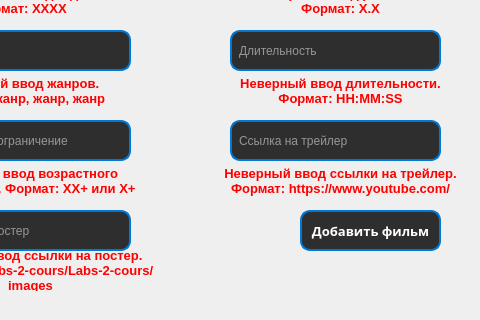
Above: source/interface/AdminWindow.ui from ValldemarXorin/Labs-2-cours before the change; both pictures show x 120 to 600 and y 259 to 579 of the 600 by 579 pixel window. Below: the same form after it.
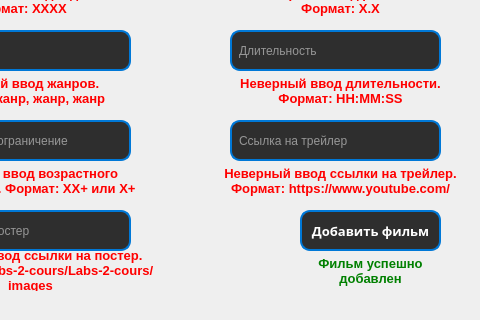
That is the form after the change.

```diff
--- a/source/interface/AdminWindow.ui
+++ b/source/interface/AdminWindow.ui
@@ -722,6 +722,33 @@
       <bool>true</bool>
      </property>
     </widget>
+    <widget class="QLabel" name="SuccessfulAddAddPage">
+     <property name="geometry">
+      <rect>
+       <x>410</x>
+       <y>510</y>
+       <width>161</width>
+       <height>41</height>
+      </rect>
+     </property>
+     <property name="styleSheet">
+      <string notr="true">QLabel {
+		background-color: none;
+        color: green; /* Цвет текста */
+        font: bold 10pt; /* Прописной стиль текста */
+        text-align: center; /* Выравнивание текста по центру */
+    }</string>
+     </property>
+     <property name="text">
+      <string>Фильм успешно добавлен</string>
+     </property>
+     <property name="alignment">
+      <set>Qt::AlignmentFlag::AlignCenter</set>
+     </property>
+     <property name="wordWrap">
+      <bool>true</bool>
+     </property>
+    </widget>
    </widget>
    <widget class="QWidget" name="UpdatePage">
     <widget class="QPushButton" name="toUpdatePageUpdatePage_2">
```
Left out of the diff: 2 changed lines with no effect on the pictures.
